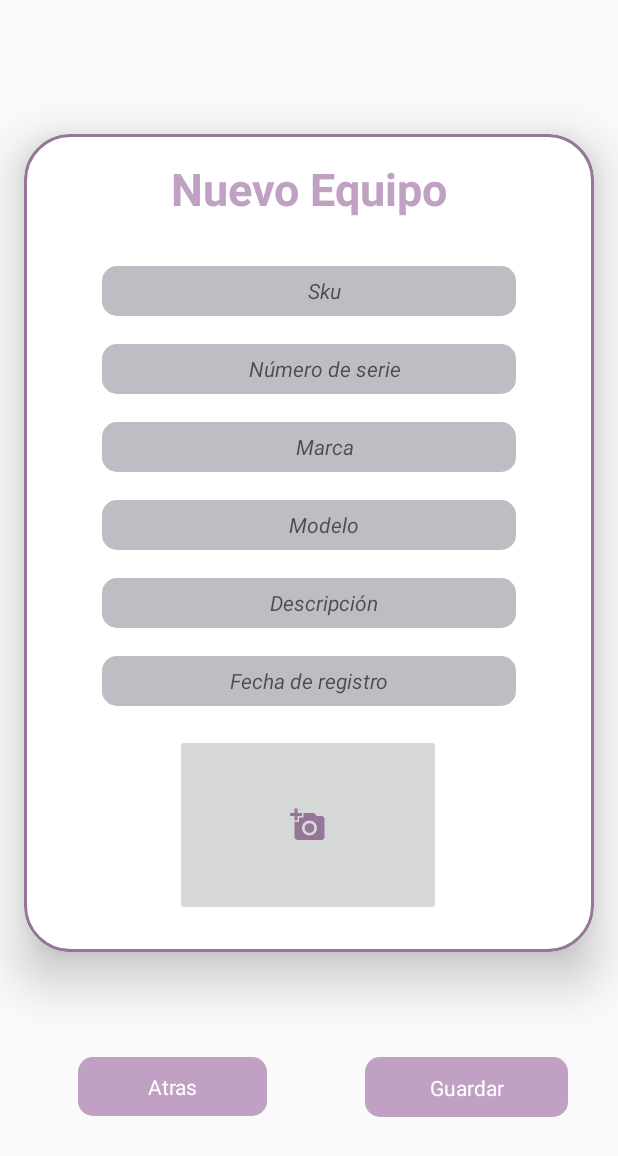
After one commit to lopinlltz/IOT-PROYECTO-GRUPO2, an Android app: the layout supervisor_nuevo_equipo.xml on its own in the app's theme, with its tools: preview values and no code run, on a phone screen of 412 x 824 dp. The commit adds this screen. Shown: the top 1156 px of the screen. Run offline under Robolectric (Android 15) with nearby library versions, the phone set to English and light mode, and no system bars.

Commit message:
formularios Supervisor

```diff
--- a/PROYECTO_FINAL_IOT/app/src/main/java/com/example/proyecto_final_iot/MenuBarFragment.java
+++ b/PROYECTO_FINAL_IOT/app/src/main/java/com/example/proyecto_final_iot/MenuBarFragment.java
@@ -13,6 +13,11 @@ import android.widget.TextView;
 import androidx.annotation.NonNull;
 import androidx.annotation.Nullable;
 import androidx.fragment.app.Fragment;
+
+import com.example.proyecto_final_iot.Supervisor.Activity.EquiposSupervisorActivity;
+import com.example.proyecto_final_iot.Supervisor.Activity.HistorialSupervisorActivity;
+import com.example.proyecto_final_iot.Supervisor.Activity.SitioSupervisorActivity;
+import com.example.proyecto_final_iot.Supervisor.Activity.TipoEquipoSupervisorActivity;
 
 public class MenuBarFragment extends Fragment {
 
--- a/PROYECTO_FINAL_IOT/app/src/main/java/com/example/proyecto_final_iot/EquiposSupervisorActivity.java
+++ b/PROYECTO_FINAL_IOT/app/src/main/java/com/example/proyecto_final_iot/Supervisor/Activity/EquiposSupervisorActivity.java
@@ -1,10 +1,14 @@
-package com.example.proyecto_final_iot;
+package com.example.proyecto_final_iot.Supervisor.Activity;
 
 import android.os.Bundle;
 
 import androidx.appcompat.app.AppCompatActivity;
 import androidx.recyclerview.widget.LinearLayoutManager;
 import androidx.recyclerview.widget.RecyclerView;
+
+import com.example.proyecto_final_iot.EquipoData;
+import com.example.proyecto_final_iot.R;
+import com.example.proyecto_final_iot.Supervisor.Adapter.EquipoSupervisorAdapter;
 
 import java.util.ArrayList;
 import java.util.List;
--- a/PROYECTO_FINAL_IOT/app/src/main/java/com/example/proyecto_final_iot/HistorialSupervisorActivity.java
+++ b/PROYECTO_FINAL_IOT/app/src/main/java/com/example/proyecto_final_iot/Supervisor/Activity/HistorialSupervisorActivity.java
@@ -1,10 +1,14 @@
-package com.example.proyecto_final_iot;
+package com.example.proyecto_final_iot.Supervisor.Activity;
 
 import android.os.Bundle;
 
 import androidx.appcompat.app.AppCompatActivity;
 import androidx.recyclerview.widget.LinearLayoutManager;
 import androidx.recyclerview.widget.RecyclerView;
+
+import com.example.proyecto_final_iot.HistorialData;
+import com.example.proyecto_final_iot.R;
+import com.example.proyecto_final_iot.Supervisor.Adapter.HistorialSupervisorAdapter;
 
 import java.util.ArrayList;
 import java.util.List;
--- a/PROYECTO_FINAL_IOT/app/src/main/java/com/example/proyecto_final_iot/SitioSupervisorActivity.java
+++ b/PROYECTO_FINAL_IOT/app/src/main/java/com/example/proyecto_final_iot/Supervisor/Activity/SitioSupervisorActivity.java
@@ -1,10 +1,14 @@
-package com.example.proyecto_final_iot;
+package com.example.proyecto_final_iot.Supervisor.Activity;
 
 import androidx.appcompat.app.AppCompatActivity;
 import androidx.recyclerview.widget.LinearLayoutManager;
 import androidx.recyclerview.widget.RecyclerView;
 
 import android.os.Bundle;
+
+import com.example.proyecto_final_iot.R;
+import com.example.proyecto_final_iot.SitioData;
+import com.example.proyecto_final_iot.Supervisor.Adapter.SitioSupervisorAdapter;
 
 import java.util.ArrayList;
 import java.util.List;
--- a/PROYECTO_FINAL_IOT/app/src/main/java/com/example/proyecto_final_iot/TipoEquipoSupervisorActivity.java
+++ b/PROYECTO_FINAL_IOT/app/src/main/java/com/example/proyecto_final_iot/Supervisor/Activity/TipoEquipoSupervisorActivity.java
@@ -1,10 +1,14 @@
-package com.example.proyecto_final_iot;
+package com.example.proyecto_final_iot.Supervisor.Activity;
 
 import android.os.Bundle;
 
 import androidx.appcompat.app.AppCompatActivity;
 import androidx.recyclerview.widget.LinearLayoutManager;
 import androidx.recyclerview.widget.RecyclerView;
+
+import com.example.proyecto_final_iot.R;
+import com.example.proyecto_final_iot.Supervisor.Adapter.TipoEqSupervisorAdapter;
+import com.example.proyecto_final_iot.TipoEqData;
 
 import java.util.ArrayList;
 import java.util.List;
--- a/PROYECTO_FINAL_IOT/app/src/main/java/com/example/proyecto_final_iot/EquipoSupervisorAdapter.java
+++ b/PROYECTO_FINAL_IOT/app/src/main/java/com/example/proyecto_final_iot/Supervisor/Adapter/EquipoSupervisorAdapter.java
@@ -1,4 +1,4 @@
-package com.example.proyecto_final_iot;
+package com.example.proyecto_final_iot.Supervisor.Adapter;
 
 import android.view.LayoutInflater;
 import android.view.View;
@@ -7,6 +7,9 @@ import android.widget.TextView;
 
 import androidx.annotation.NonNull;
 import androidx.recyclerview.widget.RecyclerView;
+
+import com.example.proyecto_final_iot.EquipoData;
+import com.example.proyecto_final_iot.R;
 
 import java.util.List;
 
--- a/PROYECTO_FINAL_IOT/app/src/main/java/com/example/proyecto_final_iot/HistorialSupervisorAdapter.java
+++ b/PROYECTO_FINAL_IOT/app/src/main/java/com/example/proyecto_final_iot/Supervisor/Adapter/HistorialSupervisorAdapter.java
@@ -1,4 +1,4 @@
-package com.example.proyecto_final_iot;
+package com.example.proyecto_final_iot.Supervisor.Adapter;
 
 import android.view.LayoutInflater;
 import android.view.View;
@@ -7,6 +7,9 @@ import android.widget.TextView;
 
 import androidx.annotation.NonNull;
 import androidx.recyclerview.widget.RecyclerView;
+
+import com.example.proyecto_final_iot.HistorialData;
+import com.example.proyecto_final_iot.R;
 
 import java.util.List;
 
--- a/PROYECTO_FINAL_IOT/app/src/main/java/com/example/proyecto_final_iot/SitioSupervisorAdapter.java
+++ b/PROYECTO_FINAL_IOT/app/src/main/java/com/example/proyecto_final_iot/Supervisor/Adapter/SitioSupervisorAdapter.java
@@ -1,4 +1,4 @@
-package com.example.proyecto_final_iot;
+package com.example.proyecto_final_iot.Supervisor.Adapter;
 
 import android.view.LayoutInflater;
 import android.view.View;
@@ -7,6 +7,9 @@ import android.widget.TextView;
 
 import androidx.annotation.NonNull;
 import androidx.recyclerview.widget.RecyclerView;
+
+import com.example.proyecto_final_iot.R;
+import com.example.proyecto_final_iot.SitioData;
 
 import java.util.List;
 
--- a/PROYECTO_FINAL_IOT/app/src/main/java/com/example/proyecto_final_iot/TipoEqSupervisorAdapter.java
+++ b/PROYECTO_FINAL_IOT/app/src/main/java/com/example/proyecto_final_iot/Supervisor/Adapter/TipoEqSupervisorAdapter.java
@@ -1,4 +1,4 @@
-package com.example.proyecto_final_iot;
+package com.example.proyecto_final_iot.Supervisor.Adapter;
 
 import android.view.LayoutInflater;
 import android.view.View;
@@ -7,6 +7,9 @@ import android.widget.TextView;
 
 import androidx.annotation.NonNull;
 import androidx.recyclerview.widget.RecyclerView;
+
+import com.example.proyecto_final_iot.R;
+import com.example.proyecto_final_iot.TipoEqData;
 
 import java.util.List;
 
--- a/PROYECTO_FINAL_IOT/app/src/main/res/layout/edit_profile.xml
+++ b/PROYECTO_FINAL_IOT/app/src/main/res/layout/edit_profile.xml
@@ -335,8 +335,8 @@
 
                                 <EditText
                                     android:id="@+id/editTextPhone"
-                                    android:layout_width="0dp"
-                                    android:layout_height="wrap_content"
+                                    android:layout_width="183dp"
+                                    android:layout_height="5dp"
                                     android:layout_weight="1"
                                     android:background="@drawable/background_edit_text"
                                     android:hint="Ingresa tu número de celular"
--- a/PROYECTO_FINAL_IOT/app/src/main/res/layout/supervisor_equipo_lista.xml
+++ b/PROYECTO_FINAL_IOT/app/src/main/res/layout/supervisor_equipo_lista.xml
@@ -4,7 +4,7 @@
     xmlns:tools="http://schemas.android.com/tools"
     android:layout_width="match_parent"
     android:layout_height="match_parent"
-    tools:context=".EquiposSupervisorActivity">
+    tools:context=".Supervisor.Activity.EquiposSupervisorActivity">
 
     <LinearLayout
         android:layout_width="409dp"
--- a/PROYECTO_FINAL_IOT/app/src/main/res/layout/supervisor_historial_lista.xml
+++ b/PROYECTO_FINAL_IOT/app/src/main/res/layout/supervisor_historial_lista.xml
@@ -4,7 +4,7 @@
     xmlns:tools="http://schemas.android.com/tools"
     android:layout_width="match_parent"
     android:layout_height="match_parent"
-    tools:context=".HistorialSupervisorActivity">
+    tools:context=".Supervisor.Activity.HistorialSupervisorActivity">
 
     <LinearLayout
         android:layout_width="409dp"
--- /dev/null
+++ b/PROYECTO_FINAL_IOT/app/src/main/res/layout/supervisor_nuevo_equipo.xml
@@ -0,0 +1,312 @@
+<?xml version="1.0" encoding="utf-8"?>
+<androidx.constraintlayout.widget.ConstraintLayout xmlns:android="http://schemas.android.com/apk/res/android"
+    xmlns:app="http://schemas.android.com/apk/res-auto"
+    xmlns:tools="http://schemas.android.com/tools"
+    android:layout_width="match_parent"
+    android:layout_height="match_parent">
+
+    <androidx.constraintlayout.widget.ConstraintLayout
+        android:layout_width="match_parent"
+        android:layout_height="match_parent"
+        app:layout_constraintBottom_toBottomOf="parent"
+        app:layout_constraintEnd_toEndOf="parent"
+        app:layout_constraintStart_toStartOf="parent"
+        app:layout_constraintTop_toTopOf="parent">
+
+        <androidx.constraintlayout.widget.ConstraintLayout
+            android:id="@+id/atras"
+            android:layout_width="126dp"
+            android:layout_height="39dp"
+            android:background="@drawable/circular_borde_morado"
+            app:layout_constraintBottom_toBottomOf="parent"
+            app:layout_constraintEnd_toStartOf="@+id/Guardar"
+            app:layout_constraintHorizontal_bias="0.444"
+            app:layout_constraintStart_toStartOf="parent"
+            app:layout_constraintTop_toTopOf="@+id/Guardar"
+            app:layout_constraintVertical_bias="0.0">
+
+            <TextView
+                android:id="@+id/textView33"
+                android:layout_width="wrap_content"
+                android:layout_height="wrap_content"
+                android:text="Atras"
+                android:textColor="#ffffff"
+                app:layout_constraintBottom_toBottomOf="parent"
+                app:layout_constraintEnd_toEndOf="parent"
+                app:layout_constraintStart_toStartOf="parent"
+                app:layout_constraintTop_toTopOf="parent" />
+        </androidx.constraintlayout.widget.ConstraintLayout>
+
+        <androidx.constraintlayout.widget.ConstraintLayout
+            android:id="@+id/Guardar"
+            android:layout_width="135dp"
+            android:layout_height="40dp"
+            android:background="@drawable/circular_borde_morado"
+            app:layout_constraintBottom_toBottomOf="parent"
+            app:layout_constraintEnd_toEndOf="parent"
+            app:layout_constraintHorizontal_bias="0.88"
+            app:layout_constraintStart_toStartOf="parent"
+            app:layout_constraintTop_toTopOf="parent"
+            app:layout_constraintVertical_bias="0.899">
+
+            <TextView
+                android:id="@+id/textView34"
+                android:layout_width="wrap_content"
+                android:layout_height="wrap_content"
+                android:text="Guardar"
+                android:textColor="#ffffff"
+                app:layout_constraintBottom_toBottomOf="parent"
+                app:layout_constraintEnd_toEndOf="parent"
+                app:layout_constraintStart_toStartOf="parent"
+                app:layout_constraintTop_toTopOf="parent" />
+        </androidx.constraintlayout.widget.ConstraintLayout>
+
+    </androidx.constraintlayout.widget.ConstraintLayout>
+
+    <androidx.cardview.widget.CardView
+        android:layout_width="match_parent"
+        android:layout_height="wrap_content"
+        android:layout_marginStart="16dp"
+        android:layout_marginEnd="16dp"
+        android:layout_marginBottom="100dp"
+        app:cardCornerRadius="30dp"
+        app:cardElevation="20dp"
+        app:layout_constraintBottom_toBottomOf="parent"
+        app:layout_constraintEnd_toEndOf="parent"
+        app:layout_constraintStart_toStartOf="parent"
+        app:layout_constraintTop_toTopOf="parent">
+
+
+        <LinearLayout
+            android:layout_width="match_parent"
+            android:layout_height="match_parent"
+            android:orientation="vertical">
+
+            <androidx.constraintlayout.widget.ConstraintLayout
+                android:layout_width="match_parent"
+                android:layout_height="match_parent"
+                android:background="@drawable/list_morado_border">
+
+                <TextView
+                    android:id="@+id/textView32"
+                    android:layout_width="wrap_content"
+                    android:layout_height="wrap_content"
+                    android:layout_marginTop="16dp"
+                    android:layout_marginBottom="16dp"
+                    android:text="Nuevo Equipo"
+                    android:textColor="#c0a0c3"
+                    android:textSize="30sp"
+                    android:textStyle="bold"
+                    app:layout_constraintBottom_toBottomOf="parent"
+                    app:layout_constraintEnd_toEndOf="parent"
+                    app:layout_constraintStart_toStartOf="parent"
+                    app:layout_constraintTop_toTopOf="parent"
+                    app:layout_constraintVertical_bias="0.0" />
+
+                <androidx.constraintlayout.widget.ConstraintLayout
+                    android:id="@+id/constraintLayout12"
+                    android:layout_width="match_parent"
+                    android:layout_height="match_parent"
+                    android:layout_marginTop="88dp"
+                    app:layout_constraintBottom_toBottomOf="parent"
+                    app:layout_constraintEnd_toEndOf="parent"
+                    app:layout_constraintHorizontal_bias="0.0"
+                    app:layout_constraintStart_toStartOf="parent"
+                    app:layout_constraintTop_toTopOf="parent"
+                    app:layout_constraintVertical_bias="0.0">
+
+                    <EditText
+                        android:id="@+id/id_sku"
+                        android:layout_width="276dp"
+                        android:layout_height="33dp"
+                        android:background="@drawable/circular_border"
+                        android:ems="10"
+                        android:hint="Sku"
+                        android:inputType="text"
+                        android:paddingStart="20dp"
+                        android:textAlignment="center"
+                        android:textSize="14sp"
+                        android:textStyle="italic"
+                        app:layout_constraintBottom_toBottomOf="parent"
+                        app:layout_constraintEnd_toEndOf="parent"
+                        app:layout_constraintStart_toStartOf="parent"
+                        app:layout_constraintTop_toTopOf="parent"
+                        tools:drawablePadding="10dp" />
+
+                </androidx.constraintlayout.widget.ConstraintLayout>
+
+                <androidx.constraintlayout.widget.ConstraintLayout
+                    android:layout_width="match_parent"
+                    android:layout_height="match_parent"
+                    android:layout_marginTop="140dp"
+                    app:layout_constraintBottom_toBottomOf="parent"
+                    app:layout_constraintEnd_toEndOf="parent"
+                    app:layout_constraintHorizontal_bias="0.0"
+                    app:layout_constraintStart_toStartOf="parent"
+                    app:layout_constraintTop_toTopOf="parent"
+                    app:layout_constraintVertical_bias="0.0">
+
+                    <EditText
+                        android:id="@+id/serie"
+                        android:layout_width="276dp"
+                        android:layout_height="33dp"
+                        android:background="@drawable/circular_border"
+                        android:ems="10"
+                        android:hint="Número de serie"
+                        android:inputType="number"
+                        android:paddingStart="20dp"
+                        android:textAlignment="center"
+                        android:textSize="14sp"
+                        android:textStyle="italic"
+                        app:layout_constraintBottom_toBottomOf="parent"
+                        app:layout_constraintEnd_toEndOf="parent"
+                        app:layout_constraintStart_toStartOf="parent"
+                        app:layout_constraintTop_toTopOf="parent" />
+
+                </androidx.constraintlayout.widget.ConstraintLayout>
+
+                <androidx.constraintlayout.widget.ConstraintLayout
+                    android:layout_width="match_parent"
+                    android:layout_height="match_parent"
+                    android:layout_marginTop="192dp"
+                    app:layout_constraintBottom_toBottomOf="parent"
+                    app:layout_constraintEnd_toEndOf="parent"
+                    app:layout_constraintHorizontal_bias="0.0"
+                    app:layout_constraintStart_toStartOf="parent"
+                    app:layout_constraintTop_toTopOf="parent"
+                    app:layout_constraintVertical_bias="0.0">
+
+                    <EditText
+                        android:id="@+id/marca"
+                        android:layout_width="276dp"
+                        android:layout_height="33dp"
+                        android:background="@drawable/circular_border"
+                        android:ems="10"
+                        android:hint="Marca"
+                        android:inputType="text"
+                        android:paddingStart="20dp"
+                        android:textAlignment="center"
+                        android:textSize="14sp"
+                        android:textStyle="italic"
+                        app:layout_constraintBottom_toBottomOf="parent"
+                        app:layout_constraintEnd_toEndOf="parent"
+                        app:layout_constraintStart_toStartOf="parent"
+                        app:layout_constraintTop_toTopOf="parent"
+                        tools:drawablePadding="10dp" />
+
+                </androidx.constraintlayout.widget.ConstraintLayout>
+
+                <androidx.constraintlayout.widget.ConstraintLayout
+                    android:layout_width="match_parent"
+                    android:layout_height="match_parent"
+                    android:layout_marginTop="244dp"
+                    app:layout_constraintBottom_toBottomOf="parent"
+                    app:layout_constraintEnd_toEndOf="parent"
+                    app:layout_constraintHorizontal_bias="0.0"
+                    app:layout_constraintStart_toStartOf="parent"
+                    app:layout_constraintTop_toTopOf="parent"
+                    app:layout_constraintVertical_bias="0.0">
+
+                    <EditText
+                        android:id="@+id/modelo"
+                        android:layout_width="276dp"
+                        android:layout_height="33dp"
+                        android:background="@drawable/circular_border"
+                        android:ems="10"
+                        android:hint="Modelo"
+                        android:inputType="text"
+                        android:paddingStart="20dp"
+                        android:textAlignment="center"
+                        android:textSize="14sp"
+                        android:textStyle="italic"
+                        app:layout_constraintBottom_toBottomOf="parent"
+                        app:layout_constraintEnd_toEndOf="parent"
+                        app:layout_constraintStart_toStartOf="parent"
+                        app:layout_constraintTop_toTopOf="parent"
+                        tools:drawablePadding="10dp" />
+
+                </androidx.constraintlayout.widget.ConstraintLayout>
+
+                <androidx.constraintlayout.widget.ConstraintLayout
+                    android:id="@+id/constraintLayout13"
+                    android:layout_width="match_parent"
+                    android:layout_height="match_parent"
+                    android:layout_marginTop="296dp"
+                    app:layout_constraintBottom_toBottomOf="parent"
+                    app:layout_constraintEnd_toEndOf="parent"
+                    app:layout_constraintHorizontal_bias="0.0"
+                    app:layout_constraintStart_toStartOf="parent"
+                    app:layout_constraintTop_toTopOf="parent"
+                    app:layout_constraintVertical_bias="0.0">
+
+                    <EditText
+                        android:id="@+id/descripción"
+                        android:layout_width="276dp"
+                        android:layout_height="33dp"
+                        android:background="@drawable/circular_border"
+                        android:ems="10"
+                        android:hint="Descripción"
+                        android:inputType="text"
+                        android:paddingStart="20dp"
+                        android:textAlignment="center"
+                        android:textSize="14sp"
+                        android:textStyle="italic"
+                        app:layout_constraintBottom_toBottomOf="parent"
+                        app:layout_constraintEnd_toEndOf="parent"
+                        app:layout_constraintStart_toStartOf="parent"
+                        app:layout_constraintTop_toTopOf="parent"
+                        tools:drawablePadding="10dp" />
+
+                </androidx.constraintlayout.widget.ConstraintLayout>
+
+                <androidx.constraintlayout.widget.ConstraintLayout
+                    android:id="@+id/constraintLayout2"
+                    android:layout_width="match_parent"
+                    android:layout_height="match_parent"
+                    android:layout_marginTop="348dp"
+                    app:layout_constraintBottom_toBottomOf="parent"
+                    app:layout_constraintEnd_toEndOf="parent"
+                    app:layout_constraintHorizontal_bias="0.0"
+                    app:layout_constraintStart_toStartOf="parent"
+                    app:layout_constraintTop_toTopOf="parent"
+                    app:layout_constraintVertical_bias="0.0">
+
+                    <EditText
+                        android:id="@+id/fecha_de_registro"
+                        android:layout_width="276dp"
+                        android:layout_height="33dp"
+                        android:background="@drawable/circular_border"
+                        android:ems="10"
+                        android:hint="Fecha de registro"
+                        android:inputType="date"
+                        android:textAlignment="center"
+                        android:textSize="14sp"
+                        android:textStyle="italic"
+                        app:layout_constraintBottom_toBottomOf="parent"
+                        app:layout_constraintEnd_toEndOf="parent"
+                        app:layout_constraintStart_toStartOf="parent"
+                        app:layout_constraintTop_toTopOf="parent" />
+
+                </androidx.constraintlayout.widget.ConstraintLayout>
+
+                <ImageButton
+                    android:id="@+id/imageButton"
+                    android:layout_width="177dp"
+                    android:layout_height="121dp"
+                    android:layout_marginTop="400dp"
+                    android:layout_marginBottom="24dp"
+                    android:src="@drawable/baseline_add_a_photo_24"
+                    app:layout_constraintBottom_toBottomOf="parent"
+                    app:layout_constraintEnd_toEndOf="parent"
+                    app:layout_constraintHorizontal_bias="0.498"
+                    app:layout_constraintStart_toStartOf="parent"
+                    app:layout_constraintTop_toTopOf="parent"
+                    app:layout_constraintVertical_bias="0.0"
+                    app:srcCompat="@drawable/baseline_add_a_photo_24" />
+
+
+            </androidx.constraintlayout.widget.ConstraintLayout>
+        </LinearLayout>
+    </androidx.cardview.widget.CardView>
+
+</androidx.constraintlayout.widget.ConstraintLayout>
--- a/PROYECTO_FINAL_IOT/app/src/main/res/layout/supervisor_sitio_lista.xml
+++ b/PROYECTO_FINAL_IOT/app/src/main/res/layout/supervisor_sitio_lista.xml
@@ -4,7 +4,7 @@
     xmlns:tools="http://schemas.android.com/tools"
     android:layout_width="match_parent"
     android:layout_height="match_parent"
-    tools:context=".SitioSupervisorActivity">
+    tools:context=".Supervisor.Activity.SitioSupervisorActivity">
 
     <LinearLayout
         android:layout_width="409dp"
--- a/PROYECTO_FINAL_IOT/app/src/main/res/layout/supervisor_tipoequipo_lista.xml
+++ b/PROYECTO_FINAL_IOT/app/src/main/res/layout/supervisor_tipoequipo_lista.xml
@@ -4,7 +4,7 @@
     xmlns:tools="http://schemas.android.com/tools"
     android:layout_width="match_parent"
     android:layout_height="match_parent"
-    tools:context=".TipoEquipoSupervisorActivity">
+    tools:context=".Supervisor.Activity.TipoEquipoSupervisorActivity">
 
     <LinearLayout
         android:layout_width="409dp"
```
Also changed, not shown: PROYECTO_FINAL_IOT/app/src/main/AndroidManifest.xml (+4 -4 lines), PROYECTO_FINAL_IOT/app/src/main/java/com/example/proyecto_final_iot/Supervisor/Activity/NuevoEquipoActivity.java (added, +72 -0 lines), PROYECTO_FINAL_IOT/app/src/main/java/com/example/proyecto_final_iot/Supervisor/Activity/NuevoReporteActivity.java (added, +69 -0 lines), PROYECTO_FINAL_IOT/app/src/main/res/layout/supervisor_nuevo_resporte.xml (added, +177 -0 lines).
